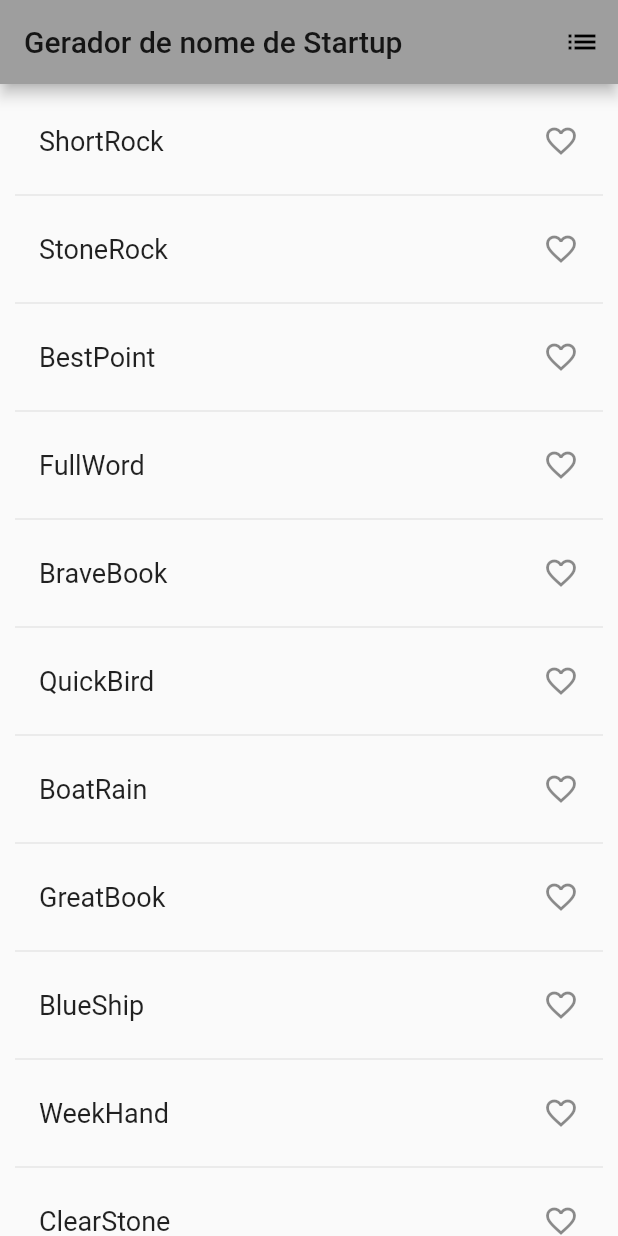
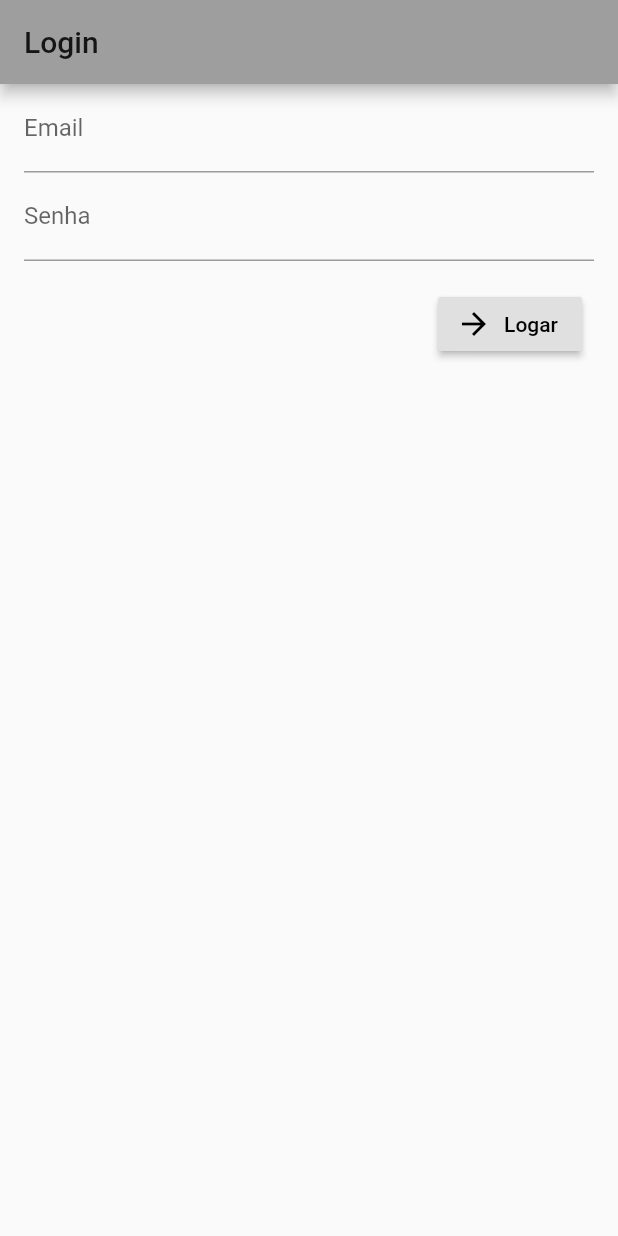
Before and after one commit to rcaziraghi/MobileAppWaterStuff, a Flutter app: the screen it shows after launch, on a phone screen of 412 x 824 dp. Run offline on Flutter 3.47's test engine with Material 2 defaults, Android fonts, the phone set to English and light mode, and no system bars; our stand-ins replace flutter_dotenv, shared_preferences.

```diff
--- a/lib/main.dart
+++ b/lib/main.dart
@@ -1,105 +1,27 @@
 import 'package:flutter/material.dart';
-import 'package:english_words/english_words.dart';
+import 'package:atividadeb/telas/home.dart';
+import 'package:atividadeb/telas/login.dart';
+import 'package:flutter_dotenv/flutter_dotenv.dart';
 
-void main() => runApp(MyApp());
+import 'landing.dart';
+
+Future main() async {
+  await DotEnv().load('.env');
+  runApp(MyApp());
+}
 
 class MyApp extends StatelessWidget {
   @override
   Widget build(BuildContext context) {
     return MaterialApp(
-      title: 'Atividade Grau B',
+      title: 'Login Demo',
+      routes: {
+        '/': (context) => Landing(),
+        '/login': (context) => Login(),
+        '/home': (context) => MyHomePage(title: 'Waterstuff'),
+      },
       theme: ThemeData(
-        primaryColor: Colors.grey,
-      ),
-      home: RandonWords(),
-    );
-  }
-}
-
-class RandonWords extends StatefulWidget {
-  @override
-  _RandonWordsState createState() => _RandonWordsState();
-}
-
-class _RandonWordsState extends State<RandonWords> {
-  final _suggestions = <WordPair>[];
-  final _saved = Set<WordPair>();
-  final _biggerFont = TextStyle(fontSize: 18.0);
-
-  @override
-  Widget build(BuildContext context) {
-    return Scaffold(
-      appBar: AppBar(
-        title: Text('Gerador de nome de Startup'),
-        actions: [
-          IconButton(icon: Icon(Icons.list), onPressed: _pushSaved),
-        ],
-      ),
-      body: _buildSuggestions(),
-    );
-  }
-
-  Widget _buildSuggestions() {
-    return ListView.builder(
-        padding: EdgeInsets.all(10.0),
-        itemBuilder: (context, i) {
-          if (i.isOdd) return Divider();
-          final index = i ~/ 2;
-          if (index >= _suggestions.length) {
-            _suggestions.addAll(generateWordPairs().take(10));
-          }
-          return _buildRow(_suggestions[index]);
-        });
-  }
-
-  Widget _buildRow(WordPair pair) {
-    final alreadySaved = _saved.contains(pair);
-    return ListTile(
-        title: Text(
-          pair.asPascalCase,
-          style: _biggerFont,
-        ),
-        trailing: Icon(
-          alreadySaved ? Icons.favorite : Icons.favorite_border,
-          color: alreadySaved ? Colors.red : null,
-        ),
-        onTap: () {
-          setState(() {
-            if (alreadySaved) {
-              _saved.remove(pair);
-            } else {
-              _saved.add(pair);
-            }
-          });
-        });
-  }
-
-  void _pushSaved() {
-    Navigator.of(context).push(
-      MaterialPageRoute<void>(
-        builder: (BuildContext context) {
-          final tiles = _saved.map(
-            (WordPair pair) {
-              return ListTile(
-                title: Text(
-                  pair.asPascalCase,
-                  style: _biggerFont,
-                ),
-              );
-            },
-          );
-          final divided = ListTile.divideTiles(
-            context: context,
-            tiles: tiles,
-          ).toList();
-
-          return Scaffold(
-            appBar: AppBar(
-              title: Text('Saved Suggestions'),
-            ),
-            body: ListView(children: divided),
-          );
-        },
+        primarySwatch: Colors.grey,
       ),
     );
   }
--- /dev/null
+++ b/lib/modelos/erroApi.dart
@@ -0,0 +1,20 @@
+class ErroApi {
+  String _erro;
+
+  ErroApi({String erro}) {
+    this._erro = erro;
+  }
+
+  String get erro => _erro;
+  set erro(String erro) => _erro = erro;
+
+  ErroApi.fromJson(Map<String, dynamic> json) {
+    _erro = json['error'];
+  }
+
+  Map<String, dynamic> toJson() {
+    final Map<String, dynamic> data = new Map<String, dynamic>();
+    data['error'] = this._erro;
+    return data;
+  }
+}
--- /dev/null
+++ b/lib/modelos/usuario.dart
@@ -0,0 +1,87 @@
+class Usuario {
+  /*
+{
+   "id": 6,
+   "email": "teste6@ftec.com.br",
+   "nomeCompleto": "Teste",
+   "cidade": null,
+   "siglaEstado": null,
+   "cargos":    [
+      "USUARIO",
+      "MODERADOR",
+      "ADMIN"
+   ],
+   "accessToken": "eyJhbGciOiJIUzI1NiIsInR5cCI6IkpXVCJ9.eyJpZCI6NiwiaWF0IjoxNjA2Njg3NDg4LCJleHAiOjE2MDY3NzM4ODh9.DHfJc99X18wiqXUKJT_o-XzLVgXg6AEvmUOhEelbVDo"
+}
+  */
+  String _id;
+  String _email;
+  String _nomeCompleto;
+  String _cidade;
+  String _siglaEstado;
+  List<dynamic> _cargos;
+  String _accessToken;
+
+  constructorUsuario(
+      {String id,
+      String email,
+      String nomeCompleto,
+      String cidade,
+      String siglaEstado,
+      List<dynamic> cargos,
+      String accessToken}) {
+    this._id = id;
+    this._email = email;
+    this._nomeCompleto = nomeCompleto;
+    this._cidade = cidade;
+    this._siglaEstado = siglaEstado;
+    this._cargos = cargos;
+    this._accessToken = accessToken;
+  }
+
+  // Properties
+  String get id => _id;
+  set id(String id) => _id = id;
+
+  String get email => _email;
+  set email(String email) => _email = email;
+
+  String get nomeCompleto => _nomeCompleto;
+  set nomeCompleto(String nomeCompleto) => _nomeCompleto = nomeCompleto;
+
+  String get cidade => _cidade;
+  set cidade(String cidade) => _cidade = cidade;
+
+  String get siglaEstado => _siglaEstado;
+  set siglaEstado(String siglaEstado) => _siglaEstado = siglaEstado;
+
+  List<dynamic> get cargos => _cargos;
+  set cargos(List<dynamic> cargos) => _cargos = cargos;
+
+  String get accessToken => _accessToken;
+  set accessToken(String accessToken) => _accessToken = accessToken;
+
+  // create the user object from json input
+  Usuario.fromJson(Map<String, dynamic> json) {
+    _id = json['id'];
+    _email = json['email'];
+    _nomeCompleto = json['nomeCompleto'];
+    _cidade = json['cidade'];
+    _siglaEstado = json['siglaEstado'];
+    _cargos = json['cargos'];
+    _accessToken = json['accessToken'];
+  }
+
+  // exports to json
+  Map<String, dynamic> toJson() {
+    final Map<String, dynamic> data = new Map<String, dynamic>();
+    data['id'] = this._id;
+    data['email'] = this._email;
+    data['nomeCompleto'] = this._nomeCompleto;
+    data['cidade'] = this._cidade;
+    data['siglaEstado'] = this._siglaEstado;
+    data['cargos'] = this._cargos;
+    data['accessToken'] = this._accessToken;
+    return data;
+  }
+}
--- /dev/null
+++ b/lib/telas/login.dart
@@ -0,0 +1,110 @@
+import 'package:flutter/material.dart';
+import 'package:atividadeb/modelos/usuario.dart';
+import 'package:atividadeb/modelos/erroApi.dart';
+// import 'package:atividadeb/modelos/respostaApi.dart';
+import 'package:atividadeb/servicos/api.dart';
+import 'package:shared_preferences/shared_preferences.dart';
+
+class Login extends StatefulWidget {
+  Login({Key key, this.titulo}) : super(key: key);
+  final String titulo;
+
+  @override
+  _LoginState createState() => _LoginState();
+}
+
+class _LoginState extends State<Login> {
+  @override
+  Widget build(BuildContext context) {
+    final GlobalKey<ScaffoldState> _scaffoldKey =
+        new GlobalKey<ScaffoldState>();
+    String _email;
+    String _senha;
+    final _formKey = GlobalKey<FormState>();
+
+    void _handleSubmitted() async {
+      final FormState form = _formKey.currentState;
+      if (!form.validate()) {
+        Scaffold.of(context).showSnackBar(
+            new SnackBar(content: new Text('Favor verificar os erros.')));
+      } else {
+        form.save();
+        var _respostaApi = await login(_email, _senha);
+        if ((_respostaApi.ErroApi as ErroApi) == null) {
+          // _salvarERedirecionarParaHome();
+          SharedPreferences prefs = await SharedPreferences.getInstance();
+          await prefs.setString("email", (_respostaApi.Data as Usuario).email);
+          Navigator.pushNamedAndRemoveUntil(
+              context, '/home', ModalRoute.withName('/home'),
+              arguments: (_respostaApi.Data as Usuario));
+        } else {
+          Scaffold.of(context).showSnackBar(new SnackBar(
+              content: new Text(((_respostaApi.ErroApi as ErroApi).erro))));
+        }
+      }
+    }
+
+    return Scaffold(
+        key: _scaffoldKey,
+        appBar: AppBar(
+          title: Text('Login'),
+        ),
+        body: SafeArea(
+          top: false,
+          bottom: false,
+          child: Form(
+            autovalidateMode: AutovalidateMode.onUserInteraction,
+            key: _formKey,
+            child: SingleChildScrollView(
+              padding: const EdgeInsets.symmetric(horizontal: 16.0),
+              child: Column(
+                  crossAxisAlignment: CrossAxisAlignment.start,
+                  mainAxisAlignment: MainAxisAlignment.spaceBetween,
+                  children: <Widget>[
+                    Column(
+                      crossAxisAlignment: CrossAxisAlignment.start,
+                      children: <Widget>[
+                        TextFormField(
+                          key: Key("_email"),
+                          decoration: InputDecoration(labelText: "Email"),
+                          keyboardType: TextInputType.text,
+                          onSaved: (String value) {
+                            _email = value;
+                          },
+                          validator: (value) {
+                            if (value.isEmpty) {
+                              return 'Preencher email';
+                            }
+                            return null;
+                          },
+                        ),
+                        TextFormField(
+                          decoration: InputDecoration(labelText: "Senha"),
+                          obscureText: true,
+                          onSaved: (String value) {
+                            _senha = value;
+                          },
+                          validator: (value) {
+                            if (value.isEmpty) {
+                              return 'Preencher senha';
+                            }
+                            return null;
+                          },
+                        ),
+                        const SizedBox(height: 10.0),
+                        ButtonBar(
+                          children: <Widget>[
+                            RaisedButton.icon(
+                                onPressed: _handleSubmitted,
+                                icon: Icon(Icons.arrow_forward),
+                                label: Text('Logar')),
+                          ],
+                        ),
+                      ],
+                    ),
+                  ]),
+            ),
+          ),
+        ));
+  }
+}
```
Also changed, not shown: lib/landing.dart (added, +47 -0 lines), lib/modelos/respostaApi.dart (added, +13 -0 lines), lib/servicos/api.dart (added, +36 -0 lines), lib/telas/home.dart (added, +45 -0 lines), pubspec.yaml (+6 -1 lines), pubspec.lock, 1 other file.
